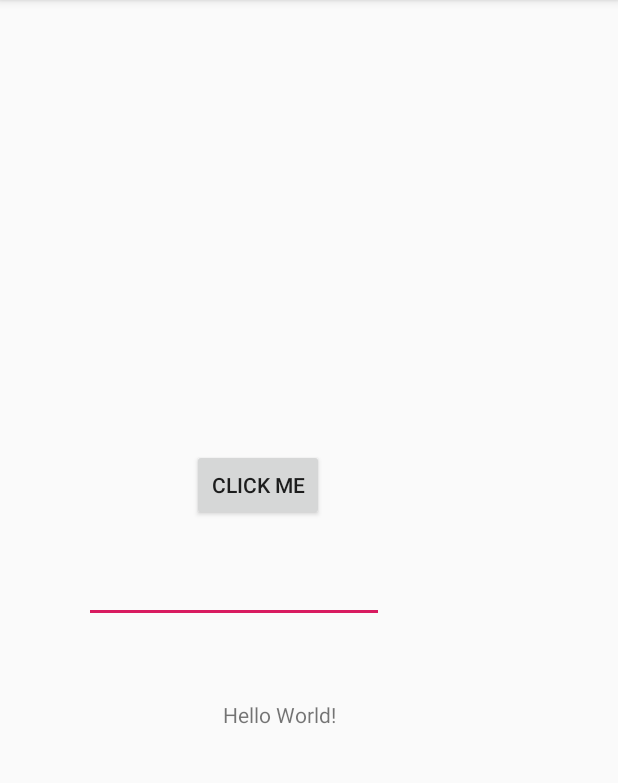
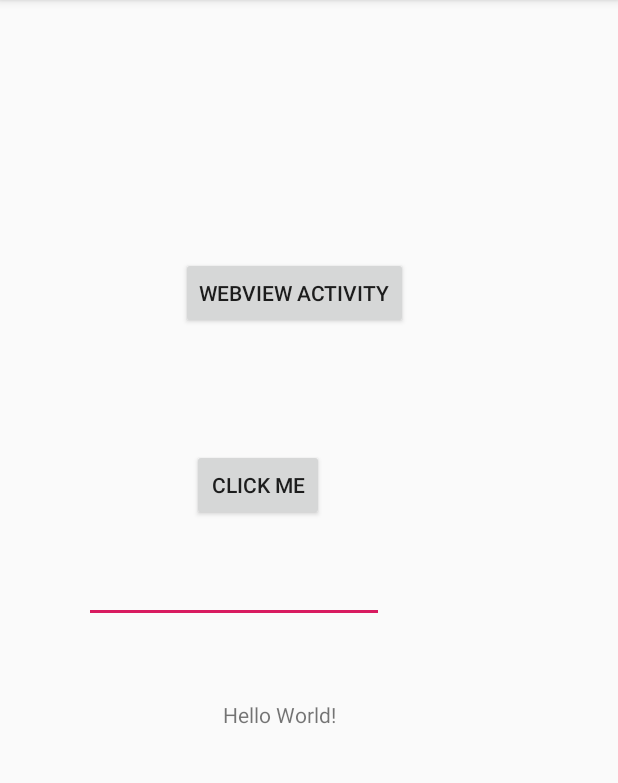
Before and after one commit to joshua-strickland/automation-test-app, an Android app: the screen it shows after launch (MainActivity), on a phone screen of 412 x 824 dp, the part 84-867 px from its top. Run offline under Robolectric (Android 15) with nearby library versions, the phone set to English and light mode, and no system bars.

Commit message:
Brought in multiple webview page for appium testing

```diff
--- a/app/build.gradle
+++ b/app/build.gradle
@@ -25,10 +25,11 @@ android {
 
 dependencies {
     implementation fileTree(dir: 'libs', include: ['*.jar'])
-    implementation"org.jetbrains.kotlin:kotlin-stdlib-jdk7:$kotlin_version"
+    implementation "org.jetbrains.kotlin:kotlin-stdlib-jdk7:$kotlin_version"
     implementation 'androidx.appcompat:appcompat:1.0.2'
     implementation 'androidx.core:core-ktx:1.0.2'
     implementation 'androidx.constraintlayout:constraintlayout:1.1.3'
+    implementation 'com.google.android.material:material:1.0.0'
     testImplementation 'junit:junit:4.12'
     androidTestImplementation 'androidx.test.ext:junit:1.1.0'
     androidTestImplementation 'androidx.test.espresso:espresso-core:3.1.1'
--- a/app/src/main/res/layout/activity_main.xml
+++ b/app/src/main/res/layout/activity_main.xml
@@ -37,4 +37,15 @@
         app:layout_constraintBottom_toBottomOf="@id/editTextFieldId"
         app:layout_constraintRight_toRightOf="parent" />
 
+    <Button
+        android:id="@+id/webViewButtonId"
+        android:layout_width="wrap_content"
+        android:layout_height="wrap_content"
+        android:layout_marginRight="140dp"
+        android:layout_marginBottom="196dp"
+        android:onClick="goToWebViewActivity"
+        android:text="WebView Activity"
+        app:layout_constraintBottom_toBottomOf="@id/editTextFieldId"
+        app:layout_constraintRight_toRightOf="parent" />
+
 </androidx.constraintlayout.widget.ConstraintLayout>
--- /dev/null
+++ b/app/src/main/res/values/dimens.xml
@@ -0,0 +1,3 @@
+<resources>
+    <dimen name="fab_margin">16dp</dimen>
+</resources>
--- a/app/src/main/res/values/strings.xml
+++ b/app/src/main/res/values/strings.xml
@@ -1,3 +1,4 @@
 <resources>
     <string name="app_name">AutomationTestApp</string>
+    <string name="title_activity_web_view">WebViewActivity</string>
 </resources>
--- a/app/src/main/res/values/styles.xml
+++ b/app/src/main/res/values/styles.xml
@@ -8,4 +8,13 @@
         <item name="colorAccent">@color/colorAccent</item>
     </style>
 
+    <style name="AppTheme.NoActionBar">
+        <item name="windowActionBar">false</item>
+        <item name="windowNoTitle">true</item>
+    </style>
+
+    <style name="AppTheme.AppBarOverlay" parent="ThemeOverlay.AppCompat.Dark.ActionBar" />
+
+    <style name="AppTheme.PopupOverlay" parent="ThemeOverlay.AppCompat.Light" />
+
 </resources>
```
Also changed, not shown: app/src/main/AndroidManifest.xml (+7 -0 lines), app/src/main/java/com/josh/automationtestapp/MainActivity.kt (+7 -0 lines), app/src/main/java/com/josh/automationtestapp/WebViewActivity.kt (added, +24 -0 lines), app/src/main/res/layout/activity_web_view.xml (added, +33 -0 lines), app/src/main/res/layout/content_web_view.xml (added, +29 -0 lines).
